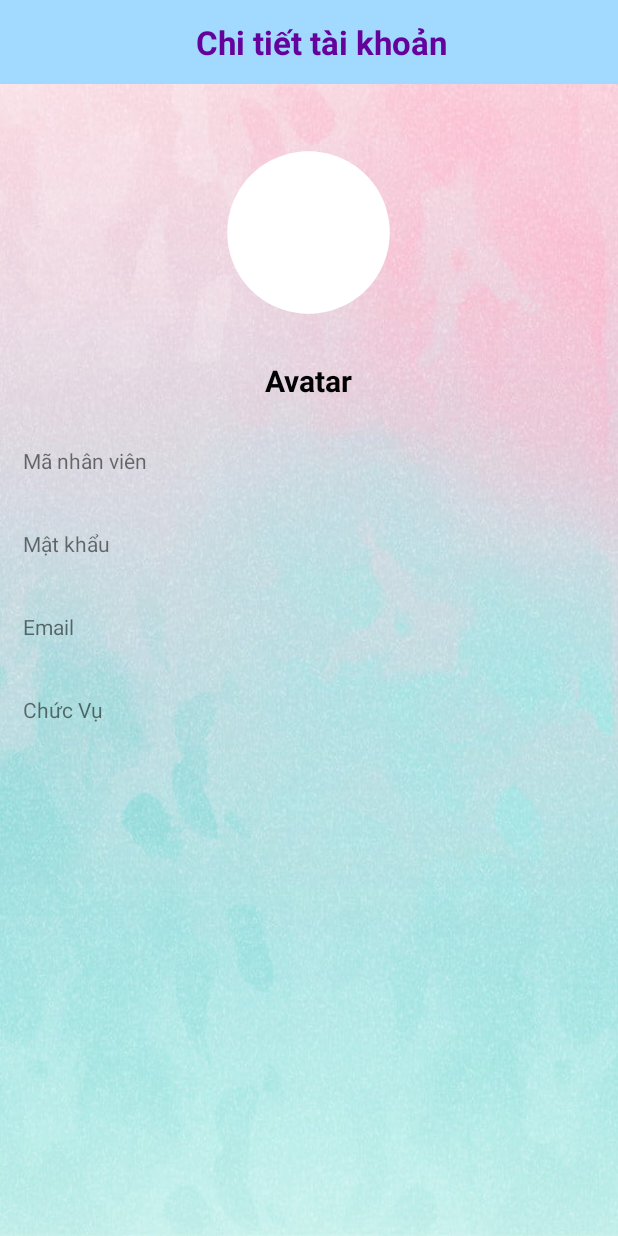
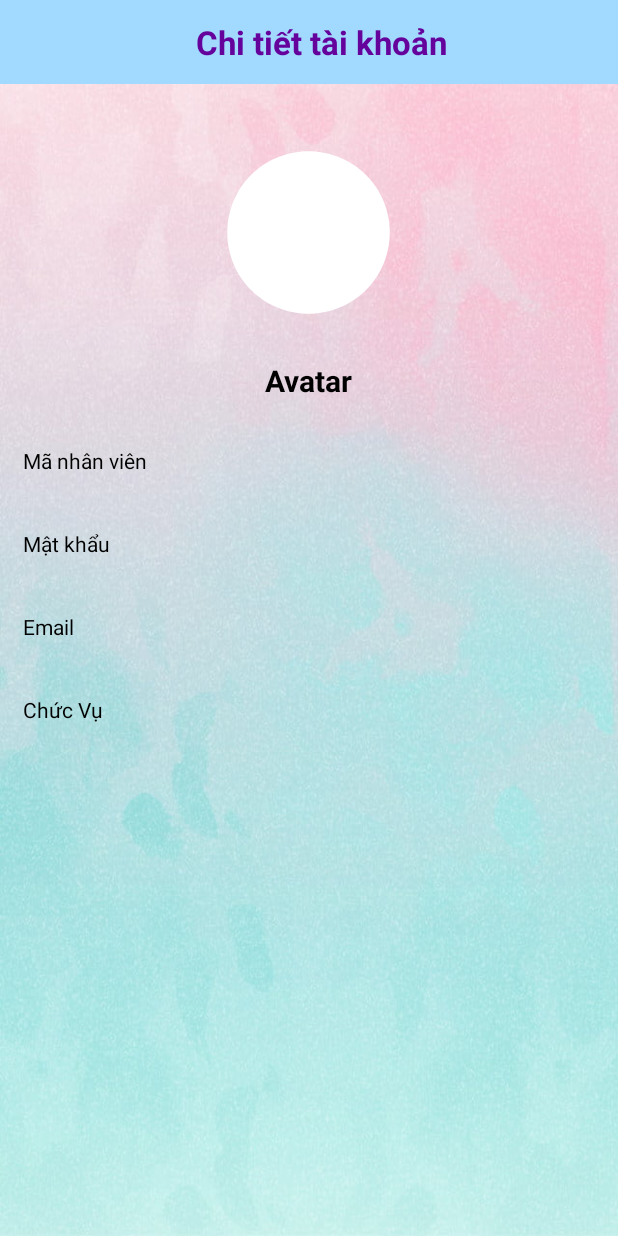
Before and after one commit to nththuha/DeviceManager_API, an Android app: the layout fragment_taikhoan_activity.xml on its own in the app's theme, with its tools: preview values and no code run, on a phone screen of 412 x 824 dp. Run offline under Robolectric (Android 15) with nearby library versions, the phone set to English and light mode, and no system bars.

Commit message:
hoàn thành!!!

```diff
--- a/app/src/main/java/com/example/devicemanager_api/Controller/ChiTietDatActivity.java
+++ b/app/src/main/java/com/example/devicemanager_api/Controller/ChiTietDatActivity.java
@@ -138,7 +138,8 @@ public class ChiTietDatActivity extends AppCompatActivity {
         imbBack.setOnClickListener(new View.OnClickListener() {
             @Override
             public void onClick(View view) {
-                finish();
+                startActivity(new Intent(ChiTietDatActivity.this, ChiTietSDActivity.class));
+                //finish();
             }
         });
         svCTSD.setOnQueryTextListener(new SearchView.OnQueryTextListener() {
@@ -341,9 +342,17 @@ public class ChiTietDatActivity extends AppCompatActivity {
         btnDat.setOnClickListener(new View.OnClickListener() {
             @Override
             public void onClick(View view) {
+                int check = 0;
                 sl = Integer.parseInt(txtSoLuongM.getText().toString());
-                String[] strNgay2 = txtNgayD.getText().toString().trim().split("/");
-                if(strNgay2.length > 0){
+                String strNgay = txtNgayD.getText().toString().trim();
+                if(strNgay.charAt(4) == '-'){
+                    check = 0;
+                }
+                if(strNgay.charAt(4) == '/'){
+                    check = 1;
+                }
+                if(check == 1){
+                    String[] strNgay2 = txtNgayD.getText().toString().trim().split("/");
                     txtNgayD.setText(strNgay2[0]+"-"+strNgay2[1]+"-"+strNgay2[2]);
                 }
                 String ngayD = txtNgayD.getText().toString().trim();
--- a/app/src/main/res/layout/activity_dialog_dat_tb.xml
+++ b/app/src/main/res/layout/activity_dialog_dat_tb.xml
@@ -69,7 +69,7 @@
                 android:layout_marginStart="15dp"
                 android:textStyle="bold"
                 android:textColor="@color/black"
-                android:inputType="date"
+                android:inputType="number"
                 android:hint="yyyy-mm-dd"
                 tools:ignore="TouchTargetSizeCheck,SpeakableTextPresentCheck" />
         </LinearLayout>
--- a/app/src/main/res/layout/fragment_taikhoan_activity.xml
+++ b/app/src/main/res/layout/fragment_taikhoan_activity.xml
@@ -48,86 +48,46 @@
             android:layout_gravity="center"
             android:text="Avatar" />
         <LinearLayout
-            android:layout_width="match_parent"
-            android:layout_height="40dp"
-            android:orientation="horizontal"
-            android:gravity="center"
             android:layout_marginTop="20dp"
-            android:weightSum="3">
+            style="@style/style_lltaikhoan">
             <TextView
-                android:layout_marginStart="5dp"
-                android:layout_width="0dp"
-                android:layout_height="wrap_content"
-                android:layout_weight="1"
-                android:text="@string/maNV"/>
+                android:text="@string/maNV"
+                style="@style/style_stringtk" />
             <TextView
                 android:id="@+id/tvMaNVTK"
-                android:layout_width="0dp"
-                android:layout_height="wrap_content"
-                android:textColor="@color/black"
-                android:layout_weight="2"/>
+                style="@style/style_textviewtk" />
         </LinearLayout>
 
         <LinearLayout
-            android:layout_width="match_parent"
-            android:layout_height="40dp"
-            android:orientation="horizontal"
-            android:gravity="center"
             android:layout_marginTop="15dp"
-            android:weightSum="3">
+            style="@style/style_lltaikhoan">
             <TextView
-                android:layout_marginStart="5dp"
-                android:layout_width="0dp"
-                android:layout_height="wrap_content"
-                android:layout_weight="1"
-                android:text="@string/matKhau"/>
+                android:text="@string/matKhau"
+                style="@style/style_stringtk" />
             <TextView
                 android:id="@+id/tvMatKhauTK"
-                android:layout_width="0dp"
-                android:layout_height="wrap_content"
-                android:layout_weight="2"
-                android:textColor="@color/black"
+                style="@style/style_textviewtk"
                 android:inputType="textPassword"/>
         </LinearLayout>
         <LinearLayout
-            android:layout_width="match_parent"
-            android:layout_height="40dp"
-            android:orientation="horizontal"
-            android:gravity="center"
             android:layout_marginTop="15dp"
-            android:weightSum="3">
+            style="@style/style_lltaikhoan">
             <TextView
-                android:layout_marginStart="5dp"
-                android:layout_width="0dp"
-                android:layout_height="wrap_content"
-                android:layout_weight="1"
-                android:text="@string/email"/>
+                android:text="@string/email"
+                style="@style/style_stringtk" />
             <TextView
                 android:id="@+id/tvEmailTK"
-                android:layout_width="0dp"
-                android:layout_height="wrap_content"
-                android:textColor="@color/black"
-                android:layout_weight="2"/>
+                style="@style/style_textviewtk" />
         </LinearLayout>
         <LinearLayout
-            android:layout_width="match_parent"
-            android:layout_height="40dp"
-            android:orientation="horizontal"
-            android:gravity="center"
             android:layout_marginTop="15dp"
-            android:weightSum="3">
+            style="@style/style_lltaikhoan">
             <TextView
-                android:layout_marginStart="5dp"
-                android:layout_width="0dp"
-                android:layout_height="wrap_content"
-                android:layout_weight="1"
-                android:text="@string/chucVu"/>
+                android:text="@string/chucVu"
+                style="@style/style_stringtk" />
             <TextView
                 android:id="@+id/tvchucVuTK"
-                android:layout_width="0dp"
-                android:layout_height="wrap_content"
-                android:textColor="@color/black"
-                android:layout_weight="2"/>
+                style="@style/style_textviewtk" />
         </LinearLayout>
 
     </LinearLayout>
--- a/app/src/main/res/values/styles.xml
+++ b/app/src/main/res/values/styles.xml
@@ -287,6 +287,7 @@
         <item name="android:layout_marginStart">15dp</item>
         <item name="android:layout_marginTop">25dp</item>
         <item name="android:layout_marginEnd">15dp</item>
+        <item name="android:textColor">@color/black</item>
         <item name="android:background">@drawable/round_border_search</item>
     </style>
 
@@ -339,4 +340,27 @@
         <item name="android:layout_centerVertical">true</item>
         <item name="android:layout_marginEnd">10dp</item>
     </style>
+
+    <style name="style_lltaikhoan">
+        <item name="android:layout_width">match_parent</item>
+        <item name="android:layout_height">40dp</item>
+        <item name="android:orientation">horizontal</item>
+        <item name="android:gravity">center</item>
+        <item name="android:weightSum">3</item>
+    </style>
+
+    <style name="style_stringtk">
+        <item name="android:layout_marginStart">5dp</item>
+        <item name="android:layout_width">0dp</item>
+        <item name="android:layout_height">wrap_content</item>
+        <item name="android:layout_weight">1</item>
+        <item name="android:textColor">@color/black</item>
+    </style>
+
+    <style name="style_textviewtk">
+        <item name="android:layout_width">0dp</item>
+        <item name="android:layout_height">wrap_content</item>
+        <item name="android:textColor">@color/black</item>
+        <item name="android:layout_weight">2</item>
+    </style>
 </resources>
```
